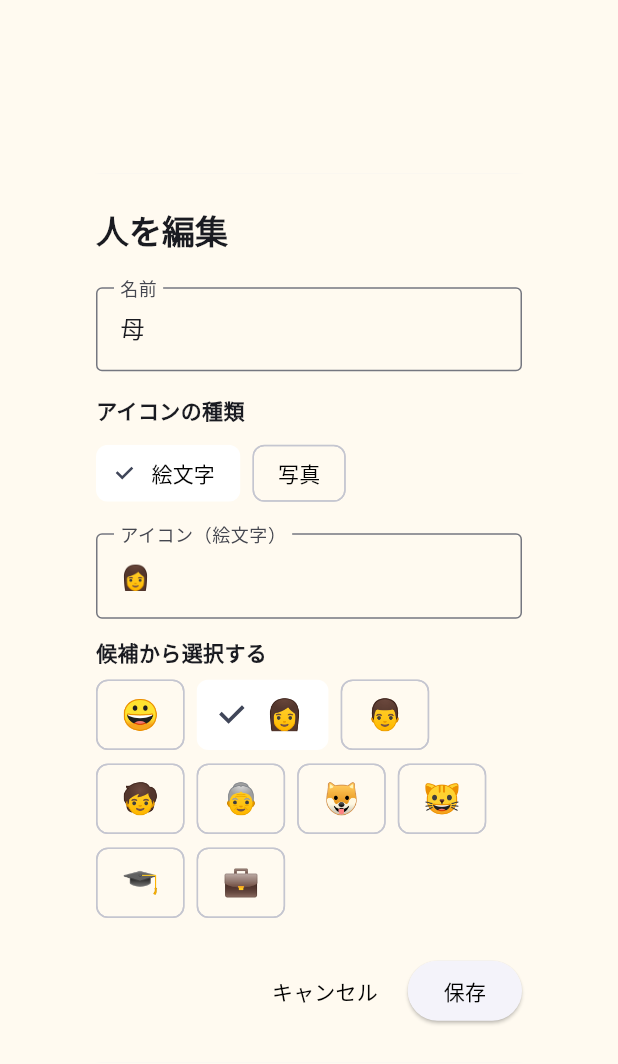
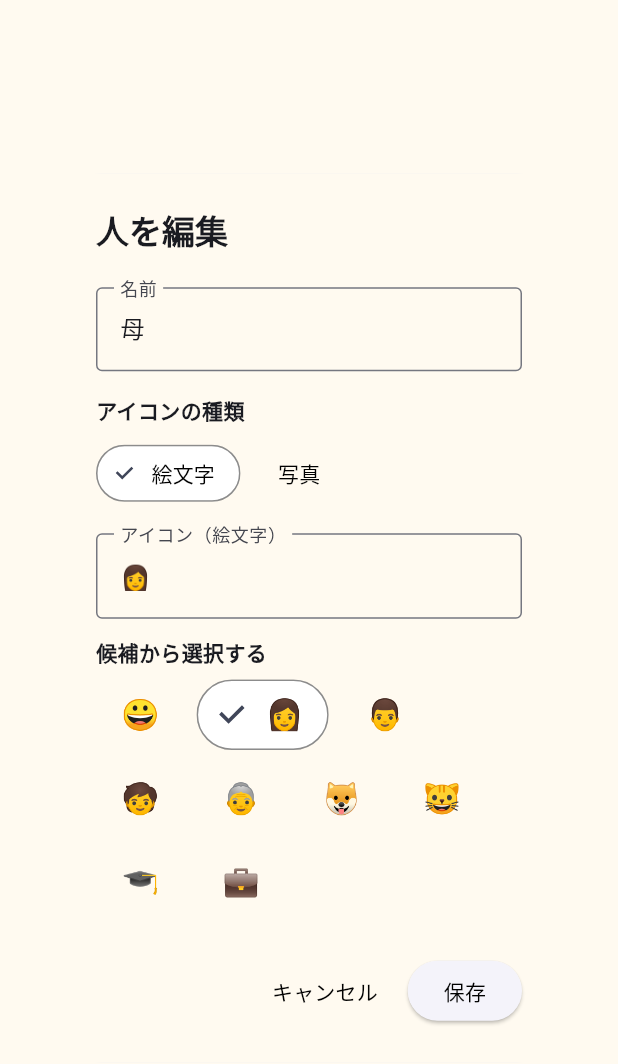
Before and after one commit to N-plus/PaymentCalendar, a Flutter app: the _PersonEditDialog widget shown alone on an empty page, opened directly with sample values from the repository, on a phone screen of 412 x 824 dp. Shown: the top 1064 px of the screen. Run offline on Flutter 3.47's test engine with Material 3 defaults, Android fonts, the phone set to English and light mode, and no system bars; our stand-ins replace flutter_local_notifications, flutter_riverpod, image_picker, timezone.

Commit message:
Add subtle border to selected chips in person dialog

```diff
--- a/lib/screens/settings/settings_screen.dart
+++ b/lib/screens/settings/settings_screen.dart
@@ -728,6 +728,12 @@ class _PersonEditDialogState extends State<_PersonEditDialog> {
                         selected: !_usePhoto,
                         selectedColor: Colors.white,
                         labelStyle: const TextStyle(color: Colors.black),
+                        shape: StadiumBorder(
+                          side: BorderSide(
+                            color:
+                                !_usePhoto ? Colors.black26 : Colors.transparent,
+                          ),
+                        ),
                         onSelected: (selected) {
                           if (selected) {
                             _setUsePhoto(false);
@@ -739,6 +745,12 @@ class _PersonEditDialogState extends State<_PersonEditDialog> {
                         selected: _usePhoto,
                         selectedColor: Colors.white,
                         labelStyle: const TextStyle(color: Colors.black),
+                        shape: StadiumBorder(
+                          side: BorderSide(
+                            color:
+                                _usePhoto ? Colors.black26 : Colors.transparent,
+                          ),
+                        ),
                         onSelected: (selected) {
                           if (selected) {
                             _setUsePhoto(true);
@@ -831,16 +843,26 @@ class _PersonEditDialogState extends State<_PersonEditDialog> {
                       runSpacing: 8,
                       children: _suggestedEmojis
                           .map(
-                          (emoji) => ChoiceChip(
+                          (emoji) {
+                            final isSelected = _emojiController.text == emoji;
+                            return ChoiceChip(
                               label: Text(
                                 emoji,
                                 style: const TextStyle(fontSize: 20),
                               ),
-                            selected: _emojiController.text == emoji,
+                              selected: isSelected,
                               selectedColor: Colors.white,
                               labelStyle: const TextStyle(color: Colors.black),
+                              shape: StadiumBorder(
+                                side: BorderSide(
+                                  color: isSelected
+                                      ? Colors.black26
+                                      : Colors.transparent,
+                                ),
+                              ),
                               onSelected: (_) => _selectEmoji(emoji),
-                          ),
+                            );
+                          },
                         )
                         .toList(),
                     ),
```
Lines whose indentation alone changed are shown as unchanged.
